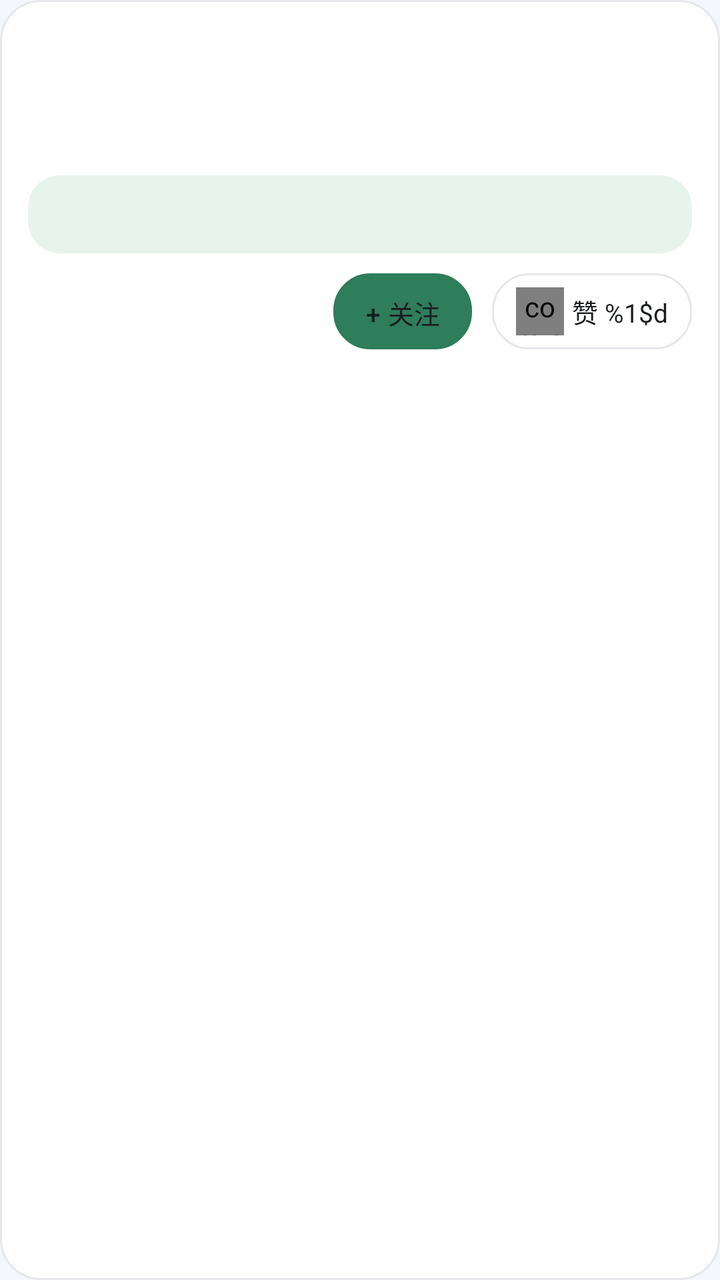
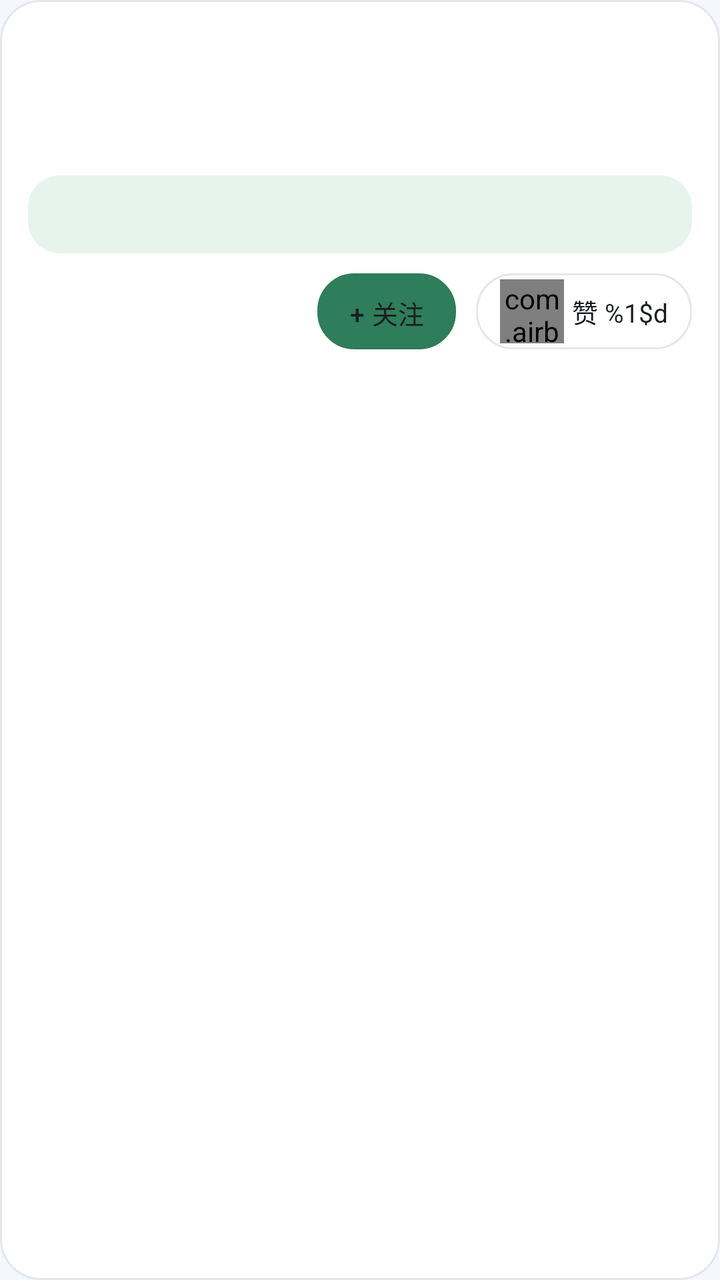

An Android layout rendered at two revisions. The XML below is the earlier revision; the diff shows what the commit changed to produce the second picture.
<!-- AndroidManifest.xml: application theme Theme.FitnessCheckInApp -->
<!-- res/layout/item_feed.xml -->
<?xml version="1.0" encoding="utf-8"?>
<LinearLayout xmlns:android="http://schemas.android.com/apk/res/android"
    android:layout_width="match_parent"
    android:layout_height="wrap_content"
    android:layout_marginBottom="10dp"
    android:background="@drawable/bg_card"
    android:orientation="vertical"
    android:padding="14dp">

    
    <TextView
        android:id="@+id/tvFeedNickname"
        android:layout_width="wrap_content"
        android:layout_height="wrap_content"
        android:textColor="@color/primary_dark"
        android:textSize="16sp"
        android:textStyle="bold" />

    
    <TextView
        android:id="@+id/tvFeedSportInfo"
        android:layout_width="match_parent"
        android:layout_height="wrap_content"
        android:layout_marginTop="6dp"
        android:textColor="@color/text_primary"
        android:textSize="15sp" />

    
    <TextView
        android:id="@+id/tvFeedTime"
        android:layout_width="match_parent"
        android:layout_height="wrap_content"
        android:layout_marginTop="4dp"
        android:textColor="@color/text_secondary"
        android:textSize="13sp" />

    
    <TextView
        android:id="@+id/tvFeedRemark"
        android:layout_width="match_parent"
        android:layout_height="wrap_content"
        android:layout_marginTop="4dp"
        android:background="@drawable/bg_highlight"
        android:padding="10dp"
        android:textColor="@color/text_primary"
        android:textSize="14sp" />

    
    <LinearLayout
        android:layout_width="match_parent"
        android:layout_height="wrap_content"
        android:layout_marginTop="10dp"
        android:gravity="end"
        android:orientation="horizontal">

        <Button
            android:id="@+id/btnFeedFollow"
            android:layout_width="wrap_content"
            android:layout_height="38dp"
            android:layout_marginEnd="10dp"
            android:background="@drawable/bg_button_secondary"
            android:minWidth="0dp"
            android:paddingHorizontal="16dp"
            android:text="@string/feed_follow"
            android:textColor="@color/text_primary"
            android:textSize="13sp" />

        
        <LinearLayout
            android:id="@+id/btnFeedLike"
            android:layout_width="wrap_content"
            android:layout_height="38dp"
            android:background="@drawable/bg_button_secondary"
            android:gravity="center_vertical"
            android:minWidth="0dp"
            android:orientation="horizontal"
            android:paddingHorizontal="12dp">

            <com.airbnb.lottie.LottieAnimationView
                android:id="@+id/lottieHeart"
                android:layout_width="24dp"
                android:layout_height="24dp"
                xmlns:app="http://schemas.android.com/apk/res-auto"
                app:lottie_fileName="animations/heart.json" />

            <TextView
                android:id="@+id/tvLikeCount"
                android:layout_width="wrap_content"
                android:layout_height="wrap_content"
                android:layout_marginStart="4dp"
                android:text="@string/feed_like_count"
                android:textColor="@color/text_primary"
                android:textSize="13sp" />
        </LinearLayout>
    </LinearLayout>
</LinearLayout>
<!-- resources referenced by this layout -->
<resources>
  <color name="primary_dark">#FF1F5C42</color>
  <color name="text_primary">#FF1A1D1F</color>
  <color name="text_secondary">#FF6B7280</color>
  <!-- drawable bg_button_secondary (drawable) -->
  <?xml version="1.0" encoding="utf-8"?>
  <selector xmlns:android="http://schemas.android.com/apk/res/android">
      <item android:state_enabled="false">
          <shape>
              <solid android:color="@color/divider" />
              <corners android:radius="18dp" />
              <stroke
                  android:width="1dp"
                  android:color="@color/divider" />
          </shape>
      </item>
      <item>
          <shape>
              <solid android:color="@color/white" />
              <corners android:radius="18dp" />
              <stroke
                  android:width="1dp"
                  android:color="@color/divider" />
          </shape>
      </item>
  </selector>
  <!-- drawable bg_card (drawable) -->
  <?xml version="1.0" encoding="utf-8"?>
  <shape xmlns:android="http://schemas.android.com/apk/res/android">
      <solid android:color="@color/card_background" />
      <corners android:radius="20dp" />
      <stroke
          android:width="1dp"
          android:color="@color/divider" />
      <padding
          android:left="16dp"
          android:top="16dp"
          android:right="16dp"
          android:bottom="16dp" />
  </shape>
  <!-- drawable bg_highlight (drawable) -->
  <?xml version="1.0" encoding="utf-8"?>
  <shape xmlns:android="http://schemas.android.com/apk/res/android">
      <solid android:color="@color/secondary" />
      <corners android:radius="16dp" />
  </shape>
  <string name="feed_follow">+ 关注</string>
  <string name="feed_like_count">赞 %1$d</string>
  <style name="Theme.FitnessCheckInApp" parent="Base.Theme.FitnessCheckInApp" />
  <color name="divider">#FFE5E7EB</color>
  <color name="white">#FFFFFFFF</color>
  <color name="card_background">#FFFFFFFF</color>
  <color name="secondary">#FFE7F4EE</color>
  <style name="Base.Theme.FitnessCheckInApp" parent="Theme.Material3.DayNight.NoActionBar">
          <item name="android:windowBackground">@color/app_background</item>
          <item name="colorPrimary">@color/primary</item>
          <item name="colorPrimaryContainer">@color/secondary</item>
          <item name="android:statusBarColor">@color/primary_dark</item>
          <item name="android:navigationBarColor">@color/white</item>
          <item name="android:textColorPrimary">@color/text_primary</item>
          <item name="android:textColorSecondary">@color/text_secondary</item>
      </style>
  <color name="app_background">#FFF4F7FB</color>
  <color name="primary">#FF2E7D5B</color>
</resources>

<!-- the commit's change to res/layout/item_feed.xml (unified diff, before → after) -->
@@ -78,8 +78,8 @@
 
             <com.airbnb.lottie.LottieAnimationView
                 android:id="@+id/lottieHeart"
-                android:layout_width="24dp"
-                android:layout_height="24dp"
+                android:layout_width="32dp"
+                android:layout_height="32dp"
                 xmlns:app="http://schemas.android.com/apk/res-auto"
                 app:lottie_fileName="animations/heart.json" />
 
